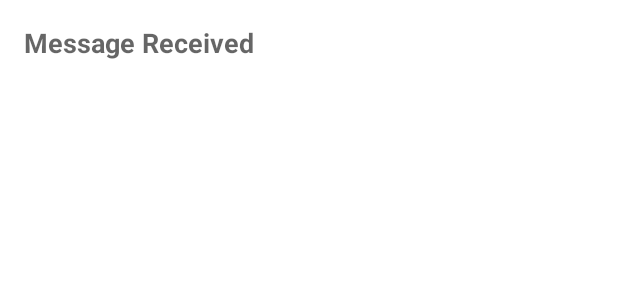
After one commit to Android-Develop-Basic-Course/lesson2-intents-activities, an Android app: the layout activity_secondary.xml on its own in the app's theme, with its tools: preview values and no code run, on a phone screen of 412 x 824 dp. The commit adds this screen. Shown: the top 300 px of the screen. Run offline under Robolectric (Android 15) with nearby library versions, the phone set to English and light mode, and no system bars.

Commit message:
Create and launch second activity

```diff
--- a/TwoActivities/app/src/main/java/com/android/twoactivities/MainActivity.java
+++ b/TwoActivities/app/src/main/java/com/android/twoactivities/MainActivity.java
@@ -1,11 +1,10 @@
 package com.android.twoactivities;
 
+import android.content.Intent;
 import android.util.Log;
 import android.view.View;
 import androidx.appcompat.app.AppCompatActivity;
 import android.os.Bundle;
-
-import static androidx.core.content.PackageManagerCompat.LOG_TAG;
 
 public class MainActivity extends AppCompatActivity {
 
@@ -18,6 +17,8 @@ public class MainActivity extends AppCompatActivity {
     }
 
     public void launchSecondActivity(View view) {
+        Intent intent = new Intent(this, SecondaryActivity.class);
         Log.d(LOG_TAG, "Button clicked!");
+        startActivity(intent);
     }
 }
--- /dev/null
+++ b/TwoActivities/app/src/main/res/layout/activity_secondary.xml
@@ -0,0 +1,17 @@
+<?xml version="1.0" encoding="utf-8"?>
+<androidx.constraintlayout.widget.ConstraintLayout
+        xmlns:android="http://schemas.android.com/apk/res/android"
+        xmlns:tools="http://schemas.android.com/tools"
+        xmlns:app="http://schemas.android.com/apk/res-auto"
+        android:layout_width="match_parent"
+        android:layout_height="match_parent"
+        tools:context=".SecondaryActivity">
+
+    <TextView
+            android:text="Message Received"
+            android:layout_width="wrap_content"
+            android:layout_height="wrap_content" android:id="@+id/text_header"
+            app:layout_constraintTop_toTopOf="parent" app:layout_constraintStart_toStartOf="parent"
+            android:layout_marginTop="16dp" android:layout_marginStart="16dp" android:textStyle="bold"
+            android:textAppearance="@style/TextAppearance.AppCompat.Medium"/>
+</androidx.constraintlayout.widget.ConstraintLayout>
```
Also changed, not shown: TwoActivities/app/src/main/AndroidManifest.xml (+7 -0 lines), TwoActivities/app/src/main/java/com/android/twoactivities/SecondaryActivity.java (added, +13 -0 lines).
